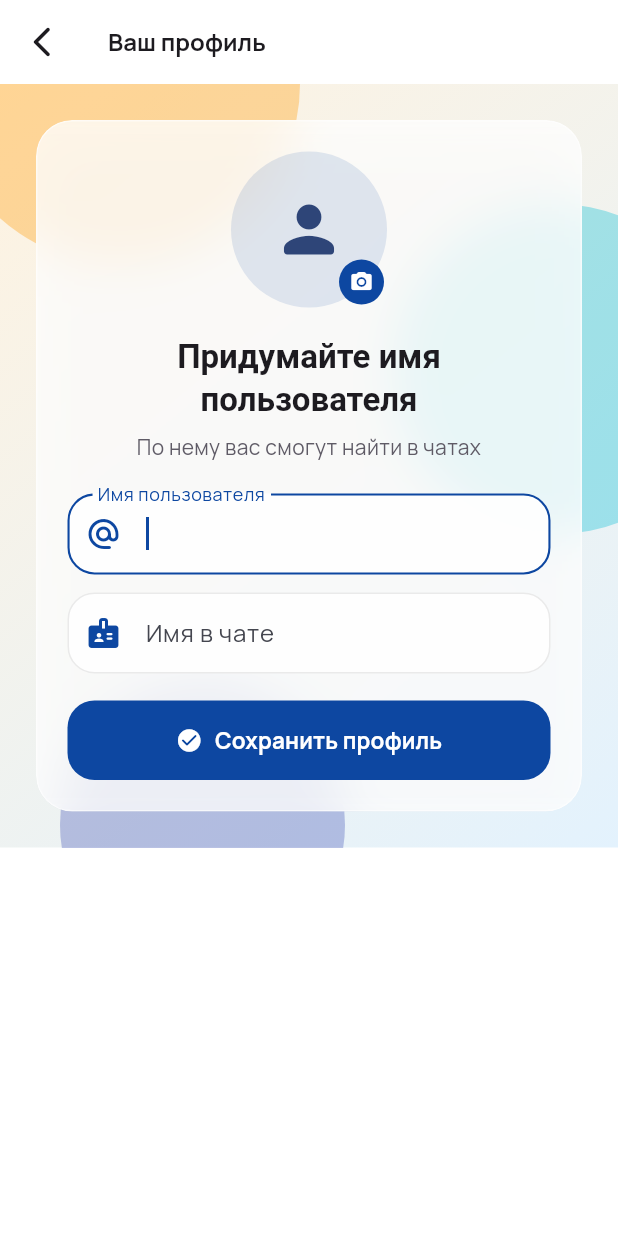
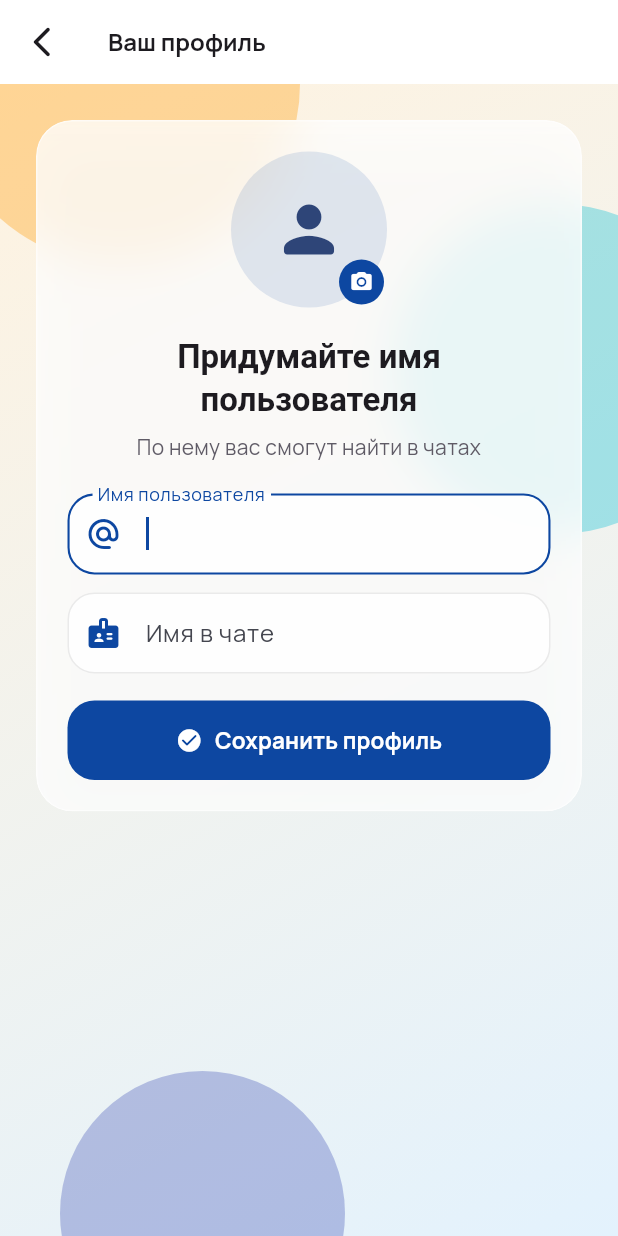
Before and after one commit to istamal/WayChat, a Flutter app: the screen it shows once a user with an empty profile is signed in, on a phone screen of 412 x 824 dp. Run offline on Flutter 3.47's test engine with Material 3 defaults, Android fonts, the phone set to English and light mode, and no system bars; our stand-ins replace audioplayers, google_fonts, image_picker, shared_preferences, supabase_flutter; missing offline and left inert: record; accounts and stored records are empty.

Commit message:
fix background style bug

```diff
--- a/lib/widgets/app_backdrop.dart
+++ b/lib/widgets/app_backdrop.dart
@@ -17,6 +17,7 @@ class AppBackdrop extends StatelessWidget {
         : const [AppTheme.bgTop, AppTheme.bgBottom];
 
     return Container(
+      constraints: const BoxConstraints.expand(),
       decoration: BoxDecoration(
         gradient: LinearGradient(
           begin: Alignment.topLeft,
@@ -25,6 +26,7 @@ class AppBackdrop extends StatelessWidget {
         ),
       ),
       child: Stack(
+        fit: StackFit.expand,
         children: [
           Positioned(
             top: -120,
```
